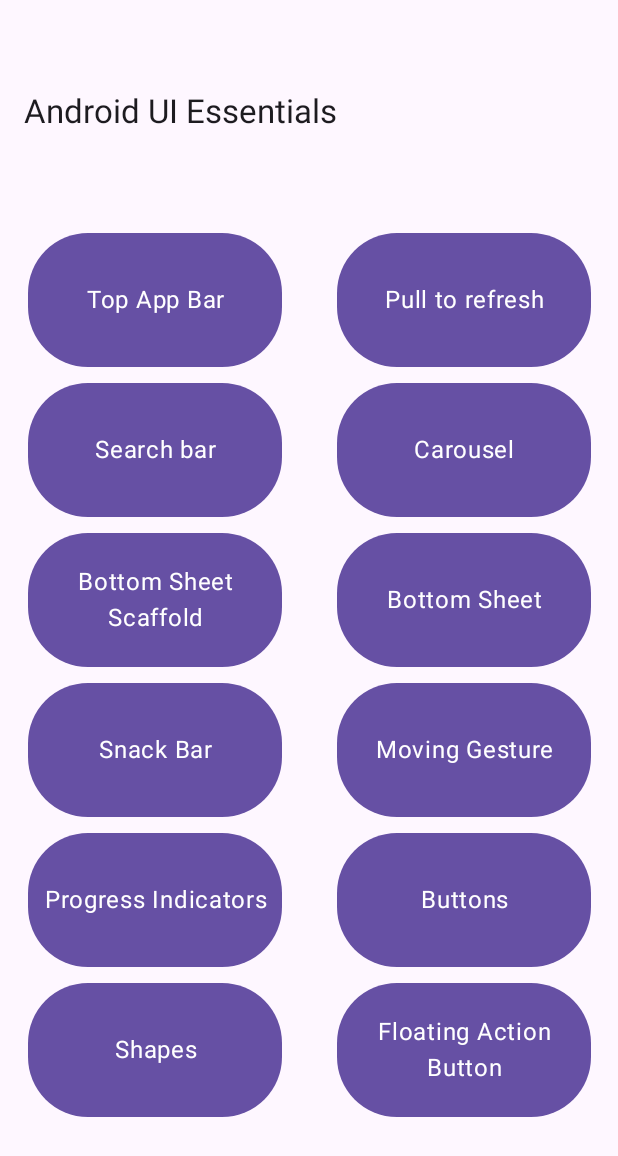
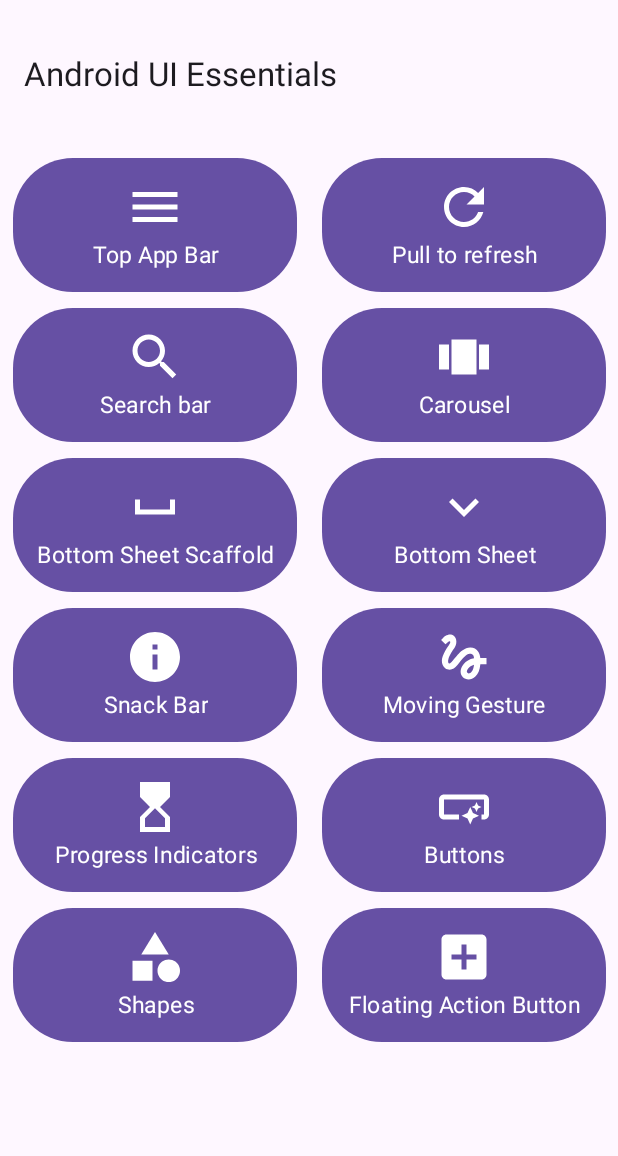
Before and after one commit to aubynsamuel/AndroidEssentials, an Android app built with Jetpack Compose: the screen it shows after launch (MainActivity), on a phone screen of 412 x 824 dp. Shown: the top 1156 px of the screen. Run offline under Robolectric (Android 15) with nearby library versions, the phone set to English and light mode, and no system bars; our stand-ins replace Material 3 Expressive styles (plain Material 3 is drawn).

Commit message:
add icons to navigation items and improve main screen layout

```diff
--- a/app/src/main/java/com/aubynsamuel/androidEssentials/presentation/navigation/NavList.kt
+++ b/app/src/main/java/com/aubynsamuel/androidEssentials/presentation/navigation/NavList.kt
@@ -1,54 +1,81 @@
 package com.aubynsamuel.androidEssentials.presentation.navigation
 
-data class NavItem(val route: String, val name: String)
+import androidx.compose.material.icons.Icons
+import androidx.compose.material.icons.filled.AddBox
+import androidx.compose.material.icons.filled.Category
+import androidx.compose.material.icons.filled.ExpandMore
+import androidx.compose.material.icons.filled.Gesture
+import androidx.compose.material.icons.filled.HourglassTop
+import androidx.compose.material.icons.filled.Info
+import androidx.compose.material.icons.filled.Menu
+import androidx.compose.material.icons.filled.Refresh
+import androidx.compose.material.icons.filled.Search
+import androidx.compose.material.icons.filled.SmartButton
+import androidx.compose.material.icons.filled.SpaceBar
+import androidx.compose.material.icons.filled.ViewCarousel
+import androidx.compose.ui.graphics.vector.ImageVector
+
+data class NavItem(val route: String, val name: String, val icon: ImageVector)
 
 val navList = listOf(
     NavItem(
         route = AppRoutes.TOP_HEADER_BAR,
-        name = "Top App Bar"
+        name = "Top App Bar",
+        icon = Icons.Default.Menu,
     ),
     NavItem(
         route = AppRoutes.PULL_TO_REFRESH,
-        name = "Pull to refresh"
+        name = "Pull to refresh",
+        icon = Icons.Default.Refresh,
     ),
     NavItem(
         route = AppRoutes.SEARCH_BAR,
-        name = "Search bar"
+        name = "Search bar",
+        icon = Icons.Default.Search,
     ),
     NavItem(
         route = AppRoutes.ANIMATED_CAROUSEL,
-        name = "Carousel"
+        name = "Carousel",
+        icon = Icons.Default.ViewCarousel,
     ),
     NavItem(
         route = AppRoutes.BOTTOM_SHEET_SCAFFOLD,
-        name = "Bottom Sheet Scaffold"
+        name = "Bottom Sheet Scaffold",
+        icon = Icons.Default.SpaceBar,
     ),
     NavItem(
         route = AppRoutes.BOTTOM_SHEET,
-        name = "Bottom Sheet"
+        name = "Bottom Sheet",
+        icon = Icons.Default.ExpandMore,
     ),
     NavItem(
         route = AppRoutes.SNACK_BAR,
-        name = "Snack Bar"
+        name = "Snack Bar",
+        icon = Icons.Default.Info,
     ),
     NavItem(
         route = AppRoutes.MOVING_GESTURE,
-        name = "Moving Gesture"
+        name = "Moving Gesture",
+        icon = Icons.Default.Gesture,
     ),
     NavItem(
         route = AppRoutes.PROGRESS_INDICATORS,
-        name = "Progress Indicators"
+        name = "Progress Indicators",
+        icon = Icons.Default.HourglassTop,
     ),
     NavItem(
         route = AppRoutes.BUTTONS,
-        name = "Buttons"
+        name = "Buttons",
+        icon = Icons.Default.SmartButton,
     ),
     NavItem(
         route = AppRoutes.SHAPES,
-        name = "Shapes"
+        name = "Shapes",
+        icon = Icons.Default.Category,
     ),
     NavItem(
         route = AppRoutes.FAB,
-        name = "Floating Action Button"
+        name = "Floating Action Button",
+        icon = Icons.Default.AddBox,
     )
 )
--- a/app/src/main/java/com/aubynsamuel/androidEssentials/presentation/screens/MainScreen.kt
+++ b/app/src/main/java/com/aubynsamuel/androidEssentials/presentation/screens/MainScreen.kt
@@ -1,12 +1,15 @@
 package com.aubynsamuel.androidEssentials.presentation.screens
 
 import androidx.compose.foundation.background
+import androidx.compose.foundation.basicMarquee
 import androidx.compose.foundation.clickable
+import androidx.compose.foundation.layout.Arrangement
 import androidx.compose.foundation.layout.Box
 import androidx.compose.foundation.layout.Column
 import androidx.compose.foundation.layout.fillMaxSize
 import androidx.compose.foundation.layout.height
 import androidx.compose.foundation.layout.padding
+import androidx.compose.foundation.layout.size
 import androidx.compose.foundation.layout.width
 import androidx.compose.foundation.lazy.grid.GridCells
 import androidx.compose.foundation.lazy.grid.LazyVerticalGrid
@@ -14,6 +17,7 @@ import androidx.compose.foundation.lazy.grid.itemsIndexed
 import androidx.compose.foundation.shape.RoundedCornerShape
 import androidx.compose.material3.ExperimentalMaterial3Api
 import androidx.compose.material3.ExperimentalMaterial3ExpressiveApi
+import androidx.compose.material3.Icon
 import androidx.compose.material3.MaterialTheme
 import androidx.compose.material3.Scaffold
 import androidx.compose.material3.Text
@@ -21,6 +25,7 @@ import androidx.compose.material3.TopAppBar
 import androidx.compose.runtime.Composable
 import androidx.compose.ui.Alignment
 import androidx.compose.ui.Modifier
+import androidx.compose.ui.text.font.FontWeight
 import androidx.compose.ui.text.style.TextAlign
 import androidx.compose.ui.unit.dp
 import androidx.compose.ui.unit.sp
@@ -34,7 +39,7 @@ fun MainScreen(navController: NavHostController) {
         topBar = {
             TopAppBar(
                 title = { Text("Android UI Essentials") },
-                expandedHeight = 150.dp
+                expandedHeight = 100.dp
             )
         }
     ) { inner ->
@@ -46,16 +51,17 @@ fun MainScreen(navController: NavHostController) {
 
         ) {
             itemsIndexed(navList) { index, navItem ->
-                Column(horizontalAlignment = Alignment.CenterHorizontally) {
-                    Box(
-                        contentAlignment = Alignment.Center,
+                Box(contentAlignment = Alignment.Center) {
+                    Column(
+                        verticalArrangement = Arrangement.Center,
+                        horizontalAlignment = Alignment.CenterHorizontally,
                         modifier = Modifier
                             .clickable {
                                 navController.navigate(
                                     navItem.route
                                 )
                             }
-                            .width(180.dp)
+                            .width(200.dp)
                             .height(100.dp)
                             .padding(5.dp)
                             .background(
@@ -63,9 +69,16 @@ fun MainScreen(navController: NavHostController) {
                                 shape = RoundedCornerShape(40.dp)
                             )
                     ) {
+                        Icon(
+                            navItem.icon, contentDescription = "",
+                            modifier = Modifier.size(40.dp),
+                            tint = MaterialTheme.colorScheme.onPrimary
+                        )
                         Text(
+                            modifier = Modifier.basicMarquee(),
                             text = navItem.name,
-                            fontSize = 16.sp,
+                            fontSize = 15.sp,
+                            fontWeight = FontWeight.W400,
                             textAlign = TextAlign.Center,
                             color = MaterialTheme.colorScheme.onPrimary
                         )
```
